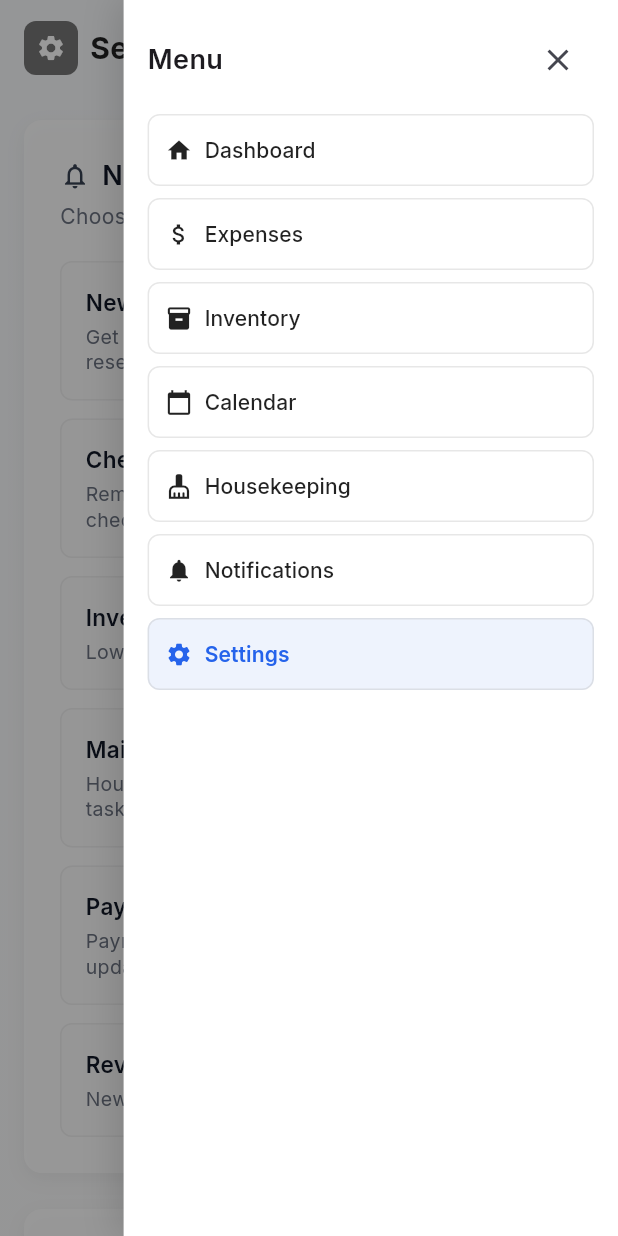
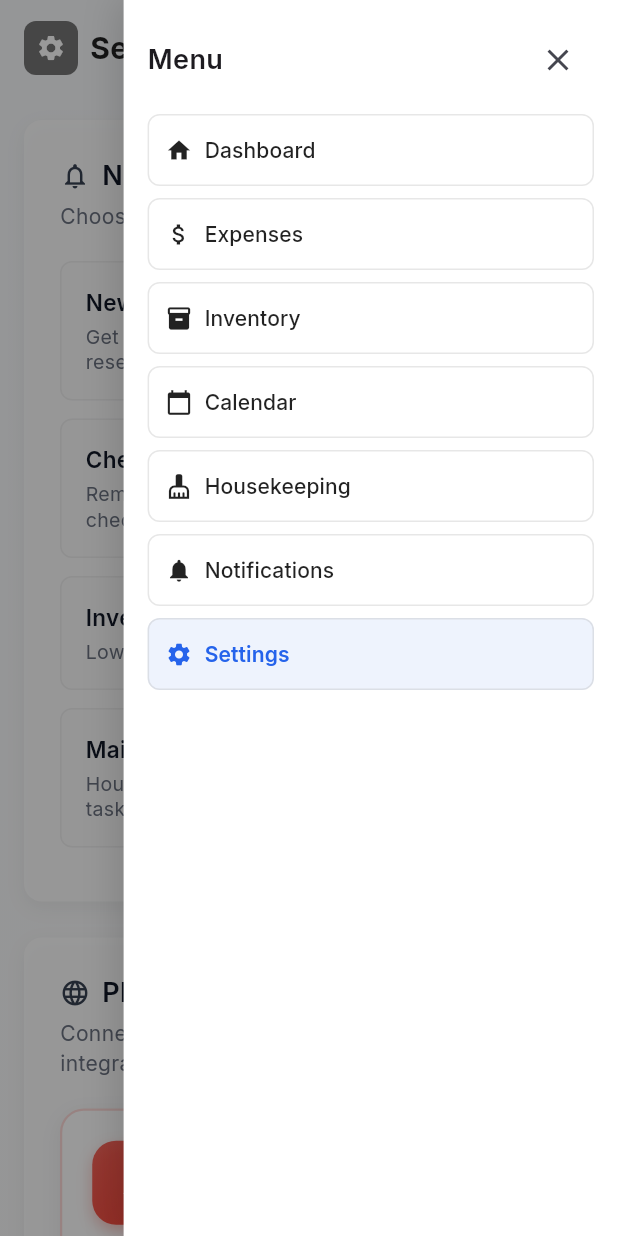
Before and after one commit to delgadjp/Raven-Nest, a Flutter app: the SettingsScreen screen opened by its route, after a tap on the "menu" icon, on a phone screen of 412 x 824 dp. Run offline on Flutter 3.47's test engine with Material 3 defaults, Android fonts, the phone set to English and light mode, and no system bars; our stand-ins replace fl_chart, go_router, google_fonts, supabase_flutter; accounts and stored records are empty.

Commit message:
feat: Add dropdown fields for timezone, currency, and date format in settings

```diff
--- a/lib/constants/app_exports.dart
+++ b/lib/constants/app_exports.dart
@@ -70,6 +70,7 @@ export '/widgets/settings/settings_card.dart'; //SETTINGS CARD WRAPPER
 export '/widgets/settings/settings_switch_tile.dart'; //SWITCH TILE FOR SETTINGS
 export '/widgets/settings/platform_tile.dart'; //PLATFORM INTEGRATION TILE
 export '/widgets/settings/settings_input_field.dart'; //TEXT BOX IN APP PREFERENCES
+export '/widgets/settings/settings_dropdown_field.dart'; //DROPDOWN FIELD IN APP PREFERENCES
 export '/widgets/settings/settings_section.dart'; //SETTINGS SECTION WITH SPACING
 
 //FROM HOUSEKEEPING
--- a/lib/screens/settings_screen.dart
+++ b/lib/screens/settings_screen.dart
@@ -20,9 +20,32 @@ class _SettingsScreenState extends State<SettingsScreen> {
   // App preferences state
   bool darkMode = false;
   bool autoSyncData = true;
-  String timezone = 'UTC-5 (Eastern Time)';
-  String currency = 'USD (\$)';
-  String dateFormat = 'MM/DD/YYYY';
+  final List<String> timezoneOptions = const [
+    'UTC+8 (Philippine Time)',
+    'UTC+9 (Japan Standard Time)',
+    'UTC (Coordinated Universal Time)',
+    'UTC-5 (Eastern Time)',
+    'UTC+1 (Central European Time)',
+  ];
+
+  final List<String> currencyOptions = const [
+    'PHP (₱)',
+    'USD (\$)',
+    'EUR (€)',
+    'JPY (¥)',
+    'AUD (\$)',
+  ];
+
+  final List<String> dateFormatOptions = const [
+    'DD/MM/YYYY',
+    'MM/DD/YYYY',
+    'YYYY-MM-DD',
+    'MMMM D, YYYY',
+  ];
+
+  String timezone = 'UTC+8 (Philippine Time)';
+  String currency = 'PHP (₱)';
+  String dateFormat = 'DD/MM/YYYY';
 
   @override
   Widget build(BuildContext context) {
@@ -95,19 +118,6 @@ class _SettingsScreenState extends State<SettingsScreen> {
             value: maintenanceUpdatesNotification,
             onChanged: (value) => setState(() => maintenanceUpdatesNotification = value),
           ),
-          SettingsSwitchTile(
-            title: 'Payment Notifications',
-            subtitle: 'Payment confirmations and updates',
-            value: paymentNotifications,
-            onChanged: (value) => setState(() => paymentNotifications = value),
-          ),
-          SettingsSwitchTile(
-            title: 'Review Notifications',
-            subtitle: 'New guest reviews and ratings',
-            value: reviewNotifications,
-            onChanged: (value) => setState(() => reviewNotifications = value),
-            isLast: true,
-          ),
         ],
       ),
     );
@@ -167,22 +177,26 @@ class _SettingsScreenState extends State<SettingsScreen> {
       subtitle: 'Customize your app experience',
       child: Column(
         children: [
-          SettingsInputField(
+          SettingsDropdownField(
             label: 'Time Zone',
             value: timezone,
+            options: timezoneOptions,
             onChanged: (value) => setState(() => timezone = value),
           ),
           const SizedBox(height: 16),
-          SettingsInputField(
+          SettingsDropdownField(
             label: 'Default Currency',
             value: currency,
+            options: currencyOptions,
             onChanged: (value) => setState(() => currency = value),
           ),
           const SizedBox(height: 16),
-          SettingsInputField(
+          SettingsDropdownField(
             label: 'Date Format',
             value: dateFormat,
+            options: dateFormatOptions,
             onChanged: (value) => setState(() => dateFormat = value),
+            helperText: 'Common formats based on popular booking channels',
           ),
           const SizedBox(height: 24),
           const Divider(),
--- /dev/null
+++ b/lib/widgets/settings/settings_dropdown_field.dart
@@ -0,0 +1,79 @@
+import '../../constants/app_exports.dart';
+
+class SettingsDropdownField extends StatelessWidget {
+  final String label;
+  final String value;
+  final List<String> options;
+  final ValueChanged<String> onChanged;
+  final Color? labelColor;
+  final Color? borderColor;
+  final Color? focusedBorderColor;
+  final String? helperText;
+
+  const SettingsDropdownField({
+    super.key,
+    required this.label,
+    required this.value,
+    required this.options,
+    required this.onChanged,
+    this.labelColor,
+    this.borderColor,
+    this.focusedBorderColor,
+    this.helperText,
+  });
+
+  @override
+  Widget build(BuildContext context) {
+    final effectiveValue = options.contains(value) ? value : null;
+
+    return Column(
+      crossAxisAlignment: CrossAxisAlignment.start,
+      children: [
+        Text(
+          label,
+          style: TextStyle(
+            fontWeight: FontWeight.w500,
+            color: labelColor ?? const Color(0xFF374151),
+            fontSize: 14,
+          ),
+        ),
+        const SizedBox(height: 6),
+        DropdownButtonFormField<String>(
+          value: effectiveValue,
+          onChanged: (newValue) {
+            if (newValue != null) {
+              onChanged(newValue);
+            }
+          },
+          decoration: InputDecoration(
+            border: OutlineInputBorder(
+              borderRadius: BorderRadius.circular(6),
+              borderSide: BorderSide(color: borderColor ?? Colors.grey.shade300),
+            ),
+            enabledBorder: OutlineInputBorder(
+              borderRadius: BorderRadius.circular(6),
+              borderSide: BorderSide(color: borderColor ?? Colors.grey.shade300),
+            ),
+            focusedBorder: OutlineInputBorder(
+              borderRadius: BorderRadius.circular(6),
+              borderSide:
+                  BorderSide(color: focusedBorderColor ?? const Color(0xFF3B82F6)),
+            ),
+            contentPadding:
+                const EdgeInsets.symmetric(horizontal: 12, vertical: 10),
+            helperText: helperText,
+          ),
+          icon: const Icon(Icons.arrow_drop_down),
+          items: options
+              .map(
+                (option) => DropdownMenuItem<String>(
+                  value: option,
+                  child: Text(option),
+                ),
+              )
+              .toList(),
+        ),
+      ],
+    );
+  }
+}
```
